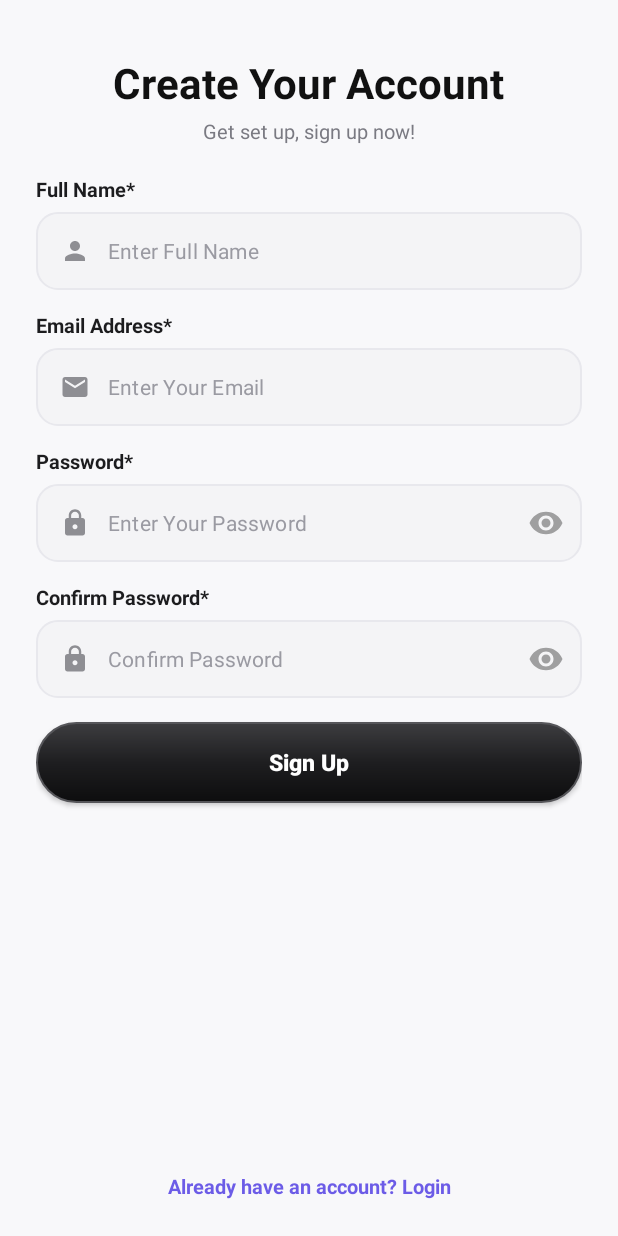
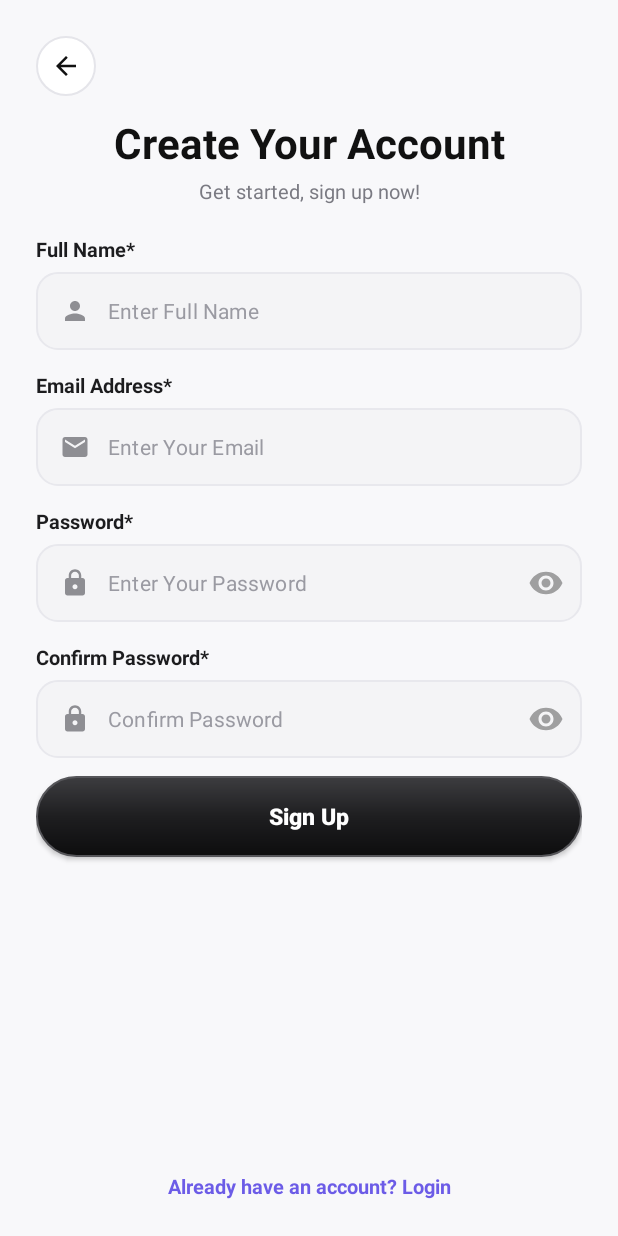
Before and after one commit to riv-exe/activity4_group1, an Android app: the SignUpActivity screen opened directly, with no data from a screen before it, on a phone screen of 412 x 824 dp. Run offline under Robolectric (Android 15) with nearby library versions, the phone set to English and light mode, and no system bars; our stand-ins replace Firebase (no records; nobody signed in at launch, a user with empty details on screens opened directly); 1 statement that could not run was skipped.

Commit message:
Added back button and imported icon

```diff
--- /dev/null
+++ b/app/src/main/res/drawable/ic_arrow_back.xml
@@ -0,0 +1,11 @@
+<?xml version="1.0" encoding="utf-8"?>
+<vector xmlns:android="http://schemas.android.com/apk/res/android"
+    android:width="20dp"
+    android:height="20dp"
+    android:viewportWidth="24"
+    android:viewportHeight="24"
+    android:tint="#111111">
+    <path
+        android:fillColor="@android:color/white"
+        android:pathData="M20,11H7.83l5.59,-5.59L12,4l-8,8 8,8 1.41,-1.41L7.83,13H20v-2z" />
+</vector>
--- a/app/src/main/res/layout/activity_sign_up.xml
+++ b/app/src/main/res/layout/activity_sign_up.xml
@@ -6,37 +6,53 @@
     android:background="#F8F8FA"
     android:fillViewport="true">
 
+
+
     <androidx.constraintlayout.widget.ConstraintLayout
         android:layout_width="match_parent"
         android:layout_height="wrap_content"
         android:padding="24dp">
 
+
+
+        <ImageButton
+            android:id="@+id/btnBack"
+            android:layout_width="40dp"
+            android:layout_height="40dp"
+            android:background="@drawable/bg_light_pill"
+            android:contentDescription="Back"
+            android:padding="10dp"
+            android:scaleType="centerInside"
+            android:src="@drawable/ic_arrow_back"
+            app:layout_constraintStart_toStartOf="parent"
+            app:layout_constraintTop_toTopOf="parent" />
+
         <TextView
             android:id="@+id/tvTitle"
-            android:layout_width="wrap_content"
+            android:layout_width="0dp"
             android:layout_height="wrap_content"
             android:layout_marginTop="12dp"
+            android:gravity="center"
             android:text="Create Your Account"
             android:textColor="#111111"
             android:textSize="28sp"
             android:textStyle="bold"
             app:layout_constraintEnd_toEndOf="parent"
             app:layout_constraintStart_toStartOf="parent"
-            app:layout_constraintTop_toTopOf="parent" />
+            app:layout_constraintTop_toBottomOf="@id/btnBack" />
 
         <TextView
             android:id="@+id/textView"
             android:layout_width="0dp"
             android:layout_height="wrap_content"
             android:layout_marginTop="4dp"
-            android:text="Get set up, sign up now!"
+            android:text="Get started, sign up now!"
             android:textAlignment="center"
             android:textColor="#7A7A82"
             android:textSize="13sp"
             app:layout_constraintEnd_toEndOf="parent"
             app:layout_constraintStart_toStartOf="parent"
             app:layout_constraintTop_toBottomOf="@id/tvTitle" />
-
 
         <!-- Full Name -->
         <TextView
@@ -50,7 +66,7 @@
             android:textStyle="bold"
             app:layout_constraintEnd_toEndOf="parent"
             app:layout_constraintStart_toStartOf="parent"
-            app:layout_constraintTop_toBottomOf="@id/tvError" />
+            app:layout_constraintTop_toBottomOf="@id/textView" />
 
         <com.google.android.material.textfield.TextInputLayout
             android:id="@+id/tilName"
@@ -226,16 +242,6 @@
                 android:textSize="14sp" />
         </com.google.android.material.textfield.TextInputLayout>
 
-        <ProgressBar
-            android:id="@+id/progressBar"
-            android:layout_width="wrap_content"
-            android:layout_height="wrap_content"
-            android:layout_marginTop="12dp"
-            android:visibility="gone"
-            app:layout_constraintEnd_toEndOf="parent"
-            app:layout_constraintStart_toStartOf="parent"
-            app:layout_constraintTop_toBottomOf="@id/tilConfirmPassword" />
-
         <TextView
             android:id="@+id/tvError"
             android:layout_width="0dp"
@@ -247,14 +253,23 @@
             android:visibility="gone"
             app:layout_constraintEnd_toEndOf="parent"
             app:layout_constraintStart_toStartOf="parent"
-            app:layout_constraintTop_toBottomOf="@id/textView" />
+            app:layout_constraintTop_toBottomOf="@id/tilConfirmPassword" />
 
+        <ProgressBar
+            android:id="@+id/progressBar"
+            android:layout_width="wrap_content"
+            android:layout_height="wrap_content"
+            android:layout_marginTop="10dp"
+            android:visibility="invisible"
+            app:layout_constraintEnd_toEndOf="parent"
+            app:layout_constraintStart_toStartOf="parent"
+            app:layout_constraintTop_toBottomOf="@id/tvError" />
 
         <androidx.appcompat.widget.AppCompatButton
             android:id="@+id/btnSignUp"
             android:layout_width="0dp"
             android:layout_height="54dp"
-            android:layout_marginTop="16dp"
+            android:layout_marginTop="12dp"
             android:background="@drawable/bg_sign_up_pill"
             android:text="Sign Up"
             android:textAllCaps="false"
```
Also changed, not shown: app/src/main/res/layout/activity_login.xml (+32 -19 lines), app/src/main/res/drawable/Icon.png (added).
